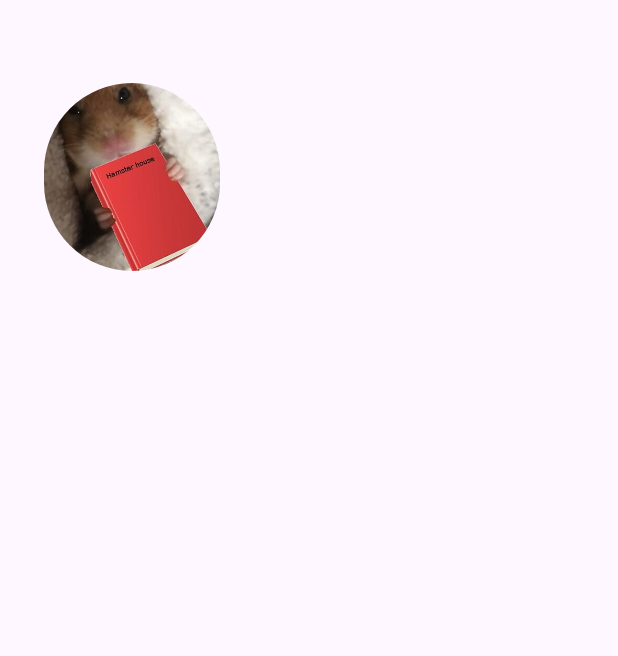
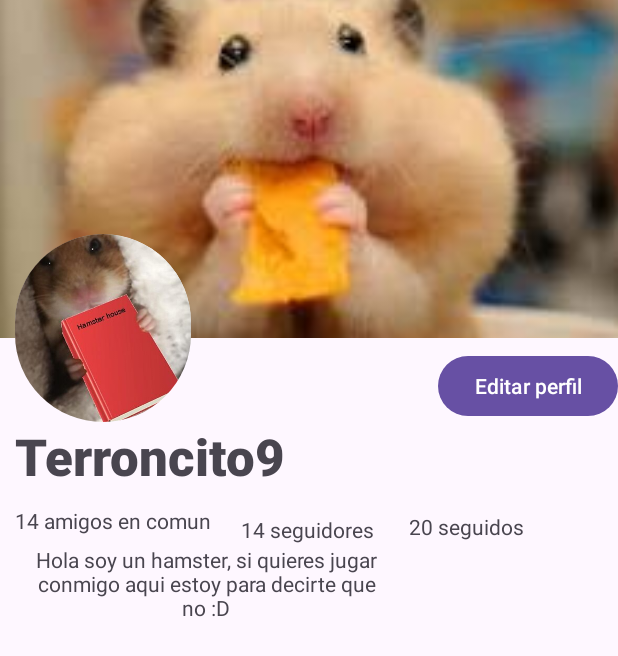
Before and after one commit to Guillermoj45/bateria_Ejercicios_multimedia, an Android app: the Ejercicio6 screen opened directly, with no data from a screen before it, on a phone screen of 412 x 824 dp. Shown: the top 656 px of the screen. Run offline under Robolectric (Android 15) with nearby library versions, the phone set to English and light mode, and no system bars.

Commit message:
Actividad 6 en proceso

```diff
--- a/app/src/main/java/com/example/ejercicio1/MainActivity.kt
+++ b/app/src/main/java/com/example/ejercicio1/MainActivity.kt
@@ -12,6 +12,7 @@ import com.example.ejercicio2.Ejercicio2
 import com.example.ejercicio3.Ejercicio3
 import com.example.ejercicio4.Ejercicio4
 import com.example.ejercicio5.Ejercicio5
+import com.example.ejercicio6.Ejercicio6
 
 class MainActivity : AppCompatActivity() {
     @SuppressLint("MissingInflatedId")
@@ -57,5 +58,10 @@ class MainActivity : AppCompatActivity() {
             startActivity(intent)
 
         }
+
+        ejercicio6.setOnClickListener {
+            val intent = Intent(this, Ejercicio6::class.java)
+            startActivity(intent)
+        }
     }
 }
--- a/app/src/main/res/layout-v31/activity_ejercicio6.xml
+++ /dev/null
@@ -1,29 +0,0 @@
-<?xml version="1.0" encoding="utf-8"?>
-<androidx.constraintlayout.widget.ConstraintLayout xmlns:android="http://schemas.android.com/apk/res/android"
-    xmlns:app="http://schemas.android.com/apk/res-auto"
-    xmlns:tools="http://schemas.android.com/tools"
-    android:id="@+id/main"
-    android:layout_width="match_parent"
-    android:layout_height="match_parent"
-    tools:context="com.example.ejercicio6.Ejercicio6">
-
-    <ImageView
-        android:id="@+id/imageView2"
-        android:layout_width="117dp"
-        android:layout_height="125dp"
-        android:layout_marginStart="29dp"
-        android:layout_marginTop="55dp"
-        android:layout_marginEnd="268dp"
-        android:layout_marginBottom="555dp"
-        android:background="@drawable/rounded_image"
-        android:clipToOutline="true"
-        android:scaleType="centerCrop"
-        app:layout_constraintBottom_toBottomOf="parent"
-        app:layout_constraintEnd_toEndOf="parent"
-        app:layout_constraintHorizontal_bias="0.0"
-        app:layout_constraintStart_toStartOf="parent"
-
-        app:layout_constraintTop_toTopOf="parent"
-        app:layout_constraintVertical_bias="0.0"
-        app:srcCompat="@drawable/hamsterlector" />
-</androidx.constraintlayout.widget.ConstraintLayout>
--- a/app/src/main/res/layout/activity_ejercicio6.xml
+++ b/app/src/main/res/layout/activity_ejercicio6.xml
@@ -11,12 +11,12 @@
         android:id="@+id/imageView3"
         android:layout_width="415dp"
         android:layout_height="225dp"
-        android:layout_marginBottom="1dp"
         android:scaleType="centerCrop"
-        app:layout_constraintBottom_toTopOf="@+id/textView2"
+        app:layout_constraintBottom_toBottomOf="parent"
         app:layout_constraintEnd_toEndOf="parent"
         app:layout_constraintStart_toStartOf="parent"
         app:layout_constraintTop_toTopOf="parent"
+        app:layout_constraintVertical_bias="0.0"
         app:srcCompat="@drawable/descarga__5_" />
 
     <ImageView
@@ -24,45 +24,101 @@
         android:layout_width="117dp"
         android:layout_height="125dp"
         android:layout_marginTop="156dp"
-        android:layout_marginEnd="284dp"
         android:background="@drawable/rounded_image"
         android:clipToOutline="true"
         android:scaleType="centerCrop"
         app:layout_constraintEnd_toEndOf="parent"
 
+        app:layout_constraintHorizontal_bias="0.034"
+        app:layout_constraintStart_toStartOf="parent"
         app:layout_constraintTop_toTopOf="parent"
         app:srcCompat="@drawable/hamsterlector" />
 
     <TextView
         android:id="@+id/textView2"
-        android:layout_width="260dp"
-        android:layout_height="49dp"
-        android:layout_marginStart="8dp"
-        android:layout_marginEnd="16dp"
-        android:layout_marginBottom="31dp"
+        android:layout_width="189dp"
+        android:layout_height="44dp"
+        android:layout_marginTop="56dp"
         android:fontFamily="sans-serif-black"
         android:text="Terroncito98"
         android:textSize="34sp"
-        app:layout_constraintBottom_toTopOf="@+id/textView"
+        app:layout_constraintBottom_toBottomOf="parent"
         app:layout_constraintEnd_toEndOf="parent"
-        app:layout_constraintStart_toEndOf="@+id/imageView2"
+        app:layout_constraintHorizontal_bias="0.045"
+        app:layout_constraintStart_toStartOf="parent"
         app:layout_constraintTop_toBottomOf="@+id/imageView3"
+        app:layout_constraintVertical_bias="0.0"
         tools:ignore="MissingConstraints" />
 
     <TextView
         android:id="@+id/textView"
-        android:layout_width="311dp"
-        android:layout_height="56dp"
-        android:layout_marginStart="51dp"
-        android:layout_marginTop="21dp"
-        android:layout_marginEnd="50dp"
-        android:layout_marginBottom="373dp"
+        android:layout_width="255dp"
+        android:layout_height="49dp"
+        android:layout_marginTop="12dp"
         android:gravity="center"
         android:text="Hola soy un hamster, si quieres jugar conmigo aqui estoy para decirte que no :D"
         app:layout_constraintBottom_toBottomOf="parent"
         app:layout_constraintEnd_toEndOf="parent"
+        app:layout_constraintHorizontal_bias="0.064"
         app:layout_constraintStart_toStartOf="parent"
-        app:layout_constraintTop_toBottomOf="@+id/imageView2"
+        app:layout_constraintTop_toBottomOf="@+id/textView2"
+        app:layout_constraintVertical_bias="0.06"
         tools:ignore="MissingConstraints" />
 
+    <TextView
+        android:id="@+id/textView3"
+        android:layout_width="wrap_content"
+        android:layout_height="wrap_content"
+        android:layout_marginTop="12dp"
+        android:layout_marginBottom="6dp"
+        android:text="14 amigos en comun"
+        app:layout_constraintBottom_toTopOf="@+id/textView"
+        app:layout_constraintEnd_toEndOf="parent"
+        app:layout_constraintHorizontal_bias="0.035"
+        app:layout_constraintStart_toStartOf="parent"
+        app:layout_constraintTop_toBottomOf="@+id/textView2"
+        app:layout_constraintVertical_bias="0.0" />
+
+    <Button
+        android:id="@+id/button3"
+        android:layout_width="wrap_content"
+        android:layout_height="wrap_content"
+        android:layout_marginTop="8dp"
+        android:text="Editar perfil"
+        app:layout_constraintBottom_toBottomOf="parent"
+        app:layout_constraintEnd_toEndOf="parent"
+        app:layout_constraintHorizontal_bias="1.0"
+        app:layout_constraintStart_toStartOf="parent"
+        app:layout_constraintTop_toBottomOf="@+id/imageView3"
+        app:layout_constraintVertical_bias="0.0" />
+
+    <TextView
+        android:id="@+id/textView4"
+        android:layout_width="wrap_content"
+        android:layout_height="wrap_content"
+        android:layout_marginStart="20dp"
+        android:layout_marginTop="13dp"
+        android:layout_marginBottom="50dp"
+        android:text="14 seguidores"
+        app:layout_constraintBottom_toBottomOf="@+id/textView"
+        app:layout_constraintEnd_toEndOf="parent"
+        app:layout_constraintHorizontal_bias="0.0"
+        app:layout_constraintStart_toEndOf="@+id/textView3"
+        app:layout_constraintTop_toBottomOf="@+id/textView2"
+        app:layout_constraintVertical_bias="1.0" />
+
+    <TextView
+        android:id="@+id/textView5"
+        android:layout_width="wrap_content"
+        android:layout_height="wrap_content"
+        android:layout_marginStart="117dp"
+        android:layout_marginTop="57dp"
+        android:layout_marginEnd="68dp"
+        android:layout_marginBottom="50dp"
+        android:text="20 seguidos"
+        app:layout_constraintBottom_toBottomOf="@+id/textView"
+        app:layout_constraintEnd_toEndOf="parent"
+        app:layout_constraintStart_toStartOf="@+id/textView4"
+        app:layout_constraintTop_toBottomOf="@+id/button3" />
+
 </androidx.constraintlayout.widget.ConstraintLayout>
--- a/app/src/main/res/mipmap-anydpi-v26/hamster_lector.xml
+++ /dev/null
@@ -1,5 +0,0 @@
-<?xml version="1.0" encoding="utf-8"?>
-<adaptive-icon xmlns:android="http://schemas.android.com/apk/res/android">
-    <background android:drawable="@drawable/hamster_lector_background"/>
-    <foreground android:drawable="@mipmap/hamster_lector_foreground"/>
-</adaptive-icon>
```
Also changed, not shown: app/src/main/res/mipmap-hdpi/hamster_lector.webp (deleted), app/src/main/res/mipmap-mdpi/hamster_lector.webp (deleted), app/src/main/res/mipmap-xhdpi/hamster_lector.webp (deleted), app/src/main/res/mipmap-xxhdpi/hamster_lector.webp (deleted), app/src/main/res/mipmap-xxxhdpi/hamster_lector.webp (deleted).
